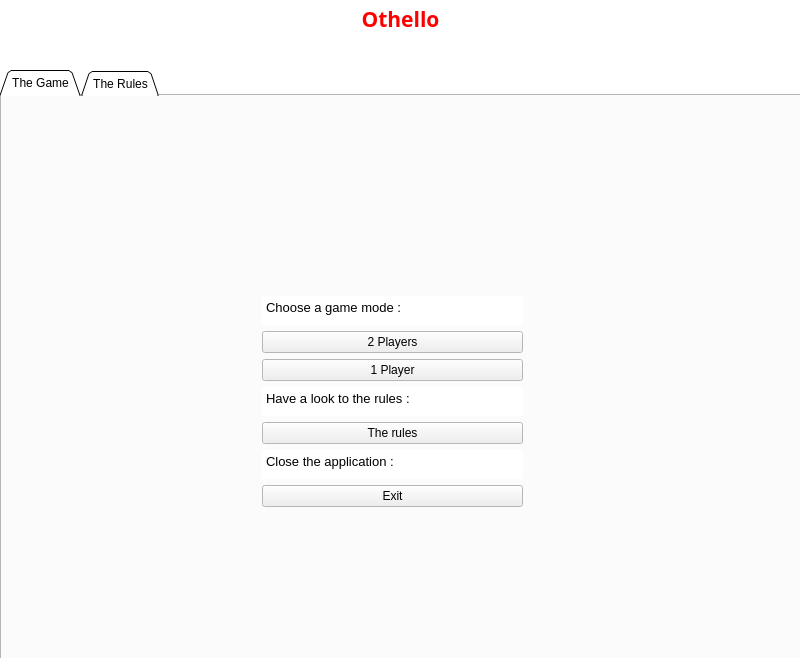
Old version of the form InterfaceGraphique/mainwindow.ui in the repository LouisTrezzini/tdlog-boardgame-ai.
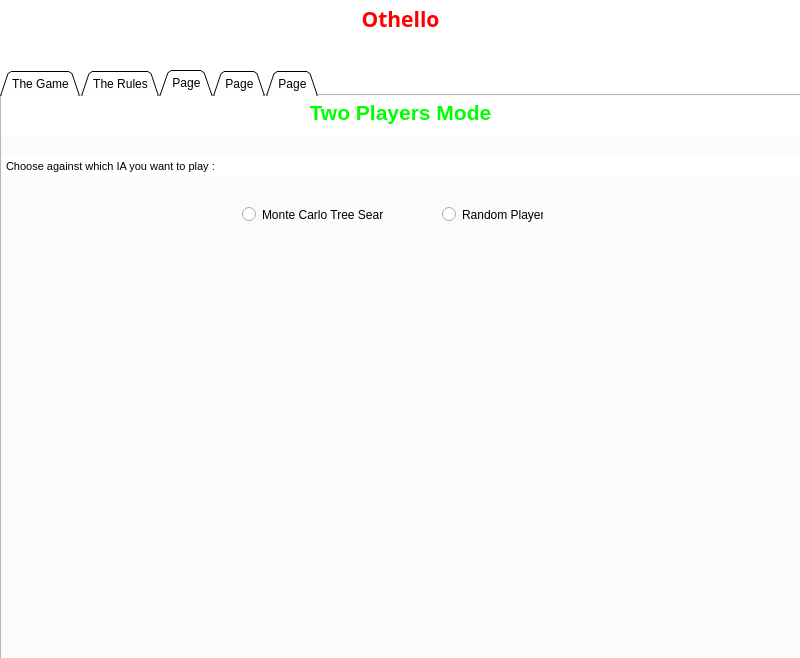
New version of the form. The open tabs and pages were chosen to show the change. Icons and pictures are not drawn.

Commit message: Les pages sont liées

The edit to the form file:
```diff
--- a/InterfaceGraphique/mainwindow.ui
+++ b/InterfaceGraphique/mainwindow.ui
@@ -177,9 +177,9 @@
       <property name="geometry">
        <rect>
         <x>260</x>
-        <y>200</y>
+        <y>120</y>
         <width>261</width>
-        <height>211</height>
+        <height>251</height>
        </rect>
       </property>
       <layout class="QVBoxLayout" name="verticalLayout_2">
@@ -332,6 +332,147 @@
       </property>
      </widget>
     </widget>
+    <widget class="QWidget" name="tab_3">
+     <attribute name="title">
+      <string>Page</string>
+     </attribute>
+     <widget class="QTextEdit" name="textEdit">
+      <property name="geometry">
+       <rect>
+        <x>-7</x>
+        <y>0</y>
+        <width>811</width>
+        <height>41</height>
+       </rect>
+      </property>
+      <property name="frameShape">
+       <enum>QFrame::NoFrame</enum>
+      </property>
+      <property name="html">
+       <string>&lt;!DOCTYPE HTML PUBLIC &quot;-//W3C//DTD HTML 4.0//EN&quot; &quot;http://www.w3.org/TR/REC-html40/strict.dtd&quot;&gt;
+&lt;html&gt;&lt;head&gt;&lt;meta name=&quot;qrichtext&quot; content=&quot;1&quot; /&gt;&lt;style type=&quot;text/css&quot;&gt;
+p, li { white-space: pre-wrap; }
+&lt;/style&gt;&lt;/head&gt;&lt;body style=&quot; font-family:'MS Shell Dlg 2'; font-size:8.25pt; font-weight:400; font-style:normal;&quot;&gt;
+&lt;p align=&quot;center&quot; style=&quot; margin-top:0px; margin-bottom:0px; margin-left:0px; margin-right:0px; -qt-block-indent:0; text-indent:0px;&quot;&gt;&lt;span style=&quot; font-size:16pt; font-weight:600; color:#00ff00;&quot;&gt;Two Players Mode&lt;/span&gt;&lt;/p&gt;&lt;/body&gt;&lt;/html&gt;</string>
+      </property>
+     </widget>
+     <widget class="QTextEdit" name="textEdit_4">
+      <property name="geometry">
+       <rect>
+        <x>0</x>
+        <y>60</y>
+        <width>801</width>
+        <height>21</height>
+       </rect>
+      </property>
+      <property name="frameShape">
+       <enum>QFrame::NoFrame</enum>
+      </property>
+      <property name="html">
+       <string>&lt;!DOCTYPE HTML PUBLIC &quot;-//W3C//DTD HTML 4.0//EN&quot; &quot;http://www.w3.org/TR/REC-html40/strict.dtd&quot;&gt;
+&lt;html&gt;&lt;head&gt;&lt;meta name=&quot;qrichtext&quot; content=&quot;1&quot; /&gt;&lt;style type=&quot;text/css&quot;&gt;
+p, li { white-space: pre-wrap; }
+&lt;/style&gt;&lt;/head&gt;&lt;body style=&quot; font-family:'MS Shell Dlg 2'; font-size:8.25pt; font-weight:400; font-style:normal;&quot;&gt;
+&lt;p style=&quot; margin-top:0px; margin-bottom:0px; margin-left:0px; margin-right:0px; -qt-block-indent:0; text-indent:0px;&quot;&gt;Choose against which IA you want to play :&lt;/p&gt;&lt;/body&gt;&lt;/html&gt;</string>
+      </property>
+     </widget>
+     <widget class="QRadioButton" name="radioButton">
+      <property name="geometry">
+       <rect>
+        <x>440</x>
+        <y>110</y>
+        <width>101</width>
+        <height>17</height>
+       </rect>
+      </property>
+      <property name="text">
+       <string>Random Player</string>
+      </property>
+     </widget>
+     <widget class="QRadioButton" name="radioButton_2">
+      <property name="geometry">
+       <rect>
+        <x>240</x>
+        <y>110</y>
+        <width>141</width>
+        <height>17</height>
+       </rect>
+      </property>
+      <property name="text">
+       <string>Monte Carlo Tree Search</string>
+      </property>
+     </widget>
+    </widget>
+    <widget class="QWidget" name="tab_4">
+     <attribute name="title">
+      <string>Page</string>
+     </attribute>
+     <widget class="QTextEdit" name="textEdit_5">
+      <property name="geometry">
+       <rect>
+        <x>0</x>
+        <y>0</y>
+        <width>811</width>
+        <height>41</height>
+       </rect>
+      </property>
+      <property name="frameShape">
+       <enum>QFrame::NoFrame</enum>
+      </property>
+      <property name="html">
+       <string>&lt;!DOCTYPE HTML PUBLIC &quot;-//W3C//DTD HTML 4.0//EN&quot; &quot;http://www.w3.org/TR/REC-html40/strict.dtd&quot;&gt;
+&lt;html&gt;&lt;head&gt;&lt;meta name=&quot;qrichtext&quot; content=&quot;1&quot; /&gt;&lt;style type=&quot;text/css&quot;&gt;
+p, li { white-space: pre-wrap; }
+&lt;/style&gt;&lt;/head&gt;&lt;body style=&quot; font-family:'MS Shell Dlg 2'; font-size:8.25pt; font-weight:400; font-style:normal;&quot;&gt;
+&lt;p align=&quot;center&quot; style=&quot; margin-top:0px; margin-bottom:0px; margin-left:0px; margin-right:0px; -qt-block-indent:0; text-indent:0px;&quot;&gt;&lt;span style=&quot; font-size:16pt; font-weight:600; color:#00ff00;&quot;&gt;One Player Mode&lt;/span&gt;&lt;/p&gt;&lt;/body&gt;&lt;/html&gt;</string>
+      </property>
+     </widget>
+    </widget>
+    <widget class="QWidget" name="tab_5">
+     <attribute name="title">
+      <string>Page</string>
+     </attribute>
+     <widget class="QTextEdit" name="textEdit_6">
+      <property name="geometry">
+       <rect>
+        <x>0</x>
+        <y>0</y>
+        <width>811</width>
+        <height>41</height>
+       </rect>
+      </property>
+      <property name="frameShape">
+       <enum>QFrame::NoFrame</enum>
+      </property>
+      <property name="html">
+       <string>&lt;!DOCTYPE HTML PUBLIC &quot;-//W3C//DTD HTML 4.0//EN&quot; &quot;http://www.w3.org/TR/REC-html40/strict.dtd&quot;&gt;
+&lt;html&gt;&lt;head&gt;&lt;meta name=&quot;qrichtext&quot; content=&quot;1&quot; /&gt;&lt;style type=&quot;text/css&quot;&gt;
+p, li { white-space: pre-wrap; }
+&lt;/style&gt;&lt;/head&gt;&lt;body style=&quot; font-family:'MS Shell Dlg 2'; font-size:8.25pt; font-weight:400; font-style:normal;&quot;&gt;
+&lt;p align=&quot;center&quot; style=&quot; margin-top:0px; margin-bottom:0px; margin-left:0px; margin-right:0px; -qt-block-indent:0; text-indent:0px;&quot;&gt;&lt;span style=&quot; font-size:16pt; font-weight:600; color:#00ff00;&quot;&gt;Zero Player Mode&lt;/span&gt;&lt;/p&gt;&lt;/body&gt;&lt;/html&gt;</string>
+      </property>
+     </widget>
+     <widget class="QTextEdit" name="textEdit_7">
+      <property name="geometry">
+       <rect>
+        <x>0</x>
+        <y>60</y>
+        <width>801</width>
+        <height>21</height>
+       </rect>
+      </property>
+      <property name="frameShape">
+       <enum>QFrame::NoFrame</enum>
+      </property>
+      <property name="html">
+       <string>&lt;!DOCTYPE HTML PUBLIC &quot;-//W3C//DTD HTML 4.0//EN&quot; &quot;http://www.w3.org/TR/REC-html40/strict.dtd&quot;&gt;
+&lt;html&gt;&lt;head&gt;&lt;meta name=&quot;qrichtext&quot; content=&quot;1&quot; /&gt;&lt;style type=&quot;text/css&quot;&gt;
+p, li { white-space: pre-wrap; }
+&lt;/style&gt;&lt;/head&gt;&lt;body style=&quot; font-family:'MS Shell Dlg 2'; font-size:8.25pt; font-weight:400; font-style:normal;&quot;&gt;
+&lt;p style=&quot; margin-top:0px; margin-bottom:0px; margin-left:0px; margin-right:0px; -qt-block-indent:0; text-indent:0px;&quot;&gt;Just look at the IA playing !&lt;/p&gt;&lt;/body&gt;&lt;/html&gt;</string>
+      </property>
+     </widget>
+    </widget>
    </widget>
   </widget>
  </widget>
```
Left out of the diff: 22 changed lines with no effect on the pictures. The commit also changes 1 other file.
